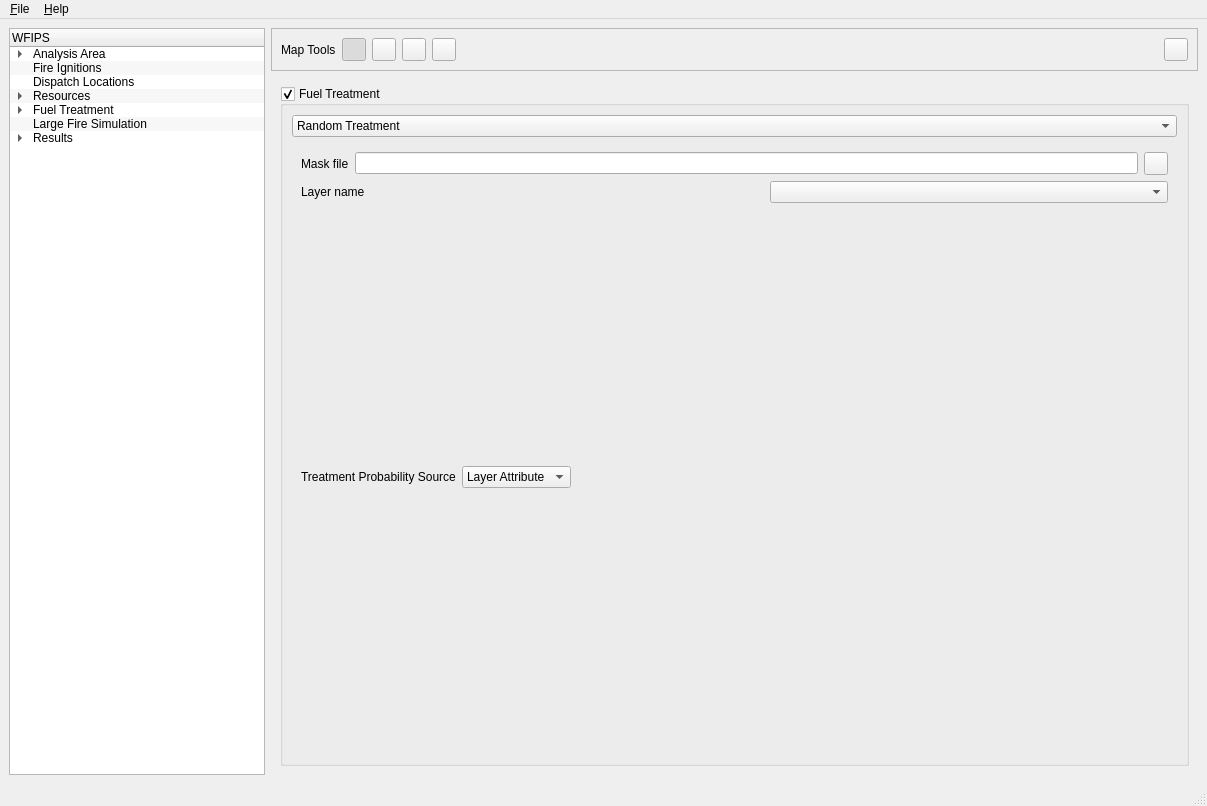
Before: the Qt Designer form irs/src/gui/wfipsmainwindow.ui in firelab/wfips, drawn with Qt 5.
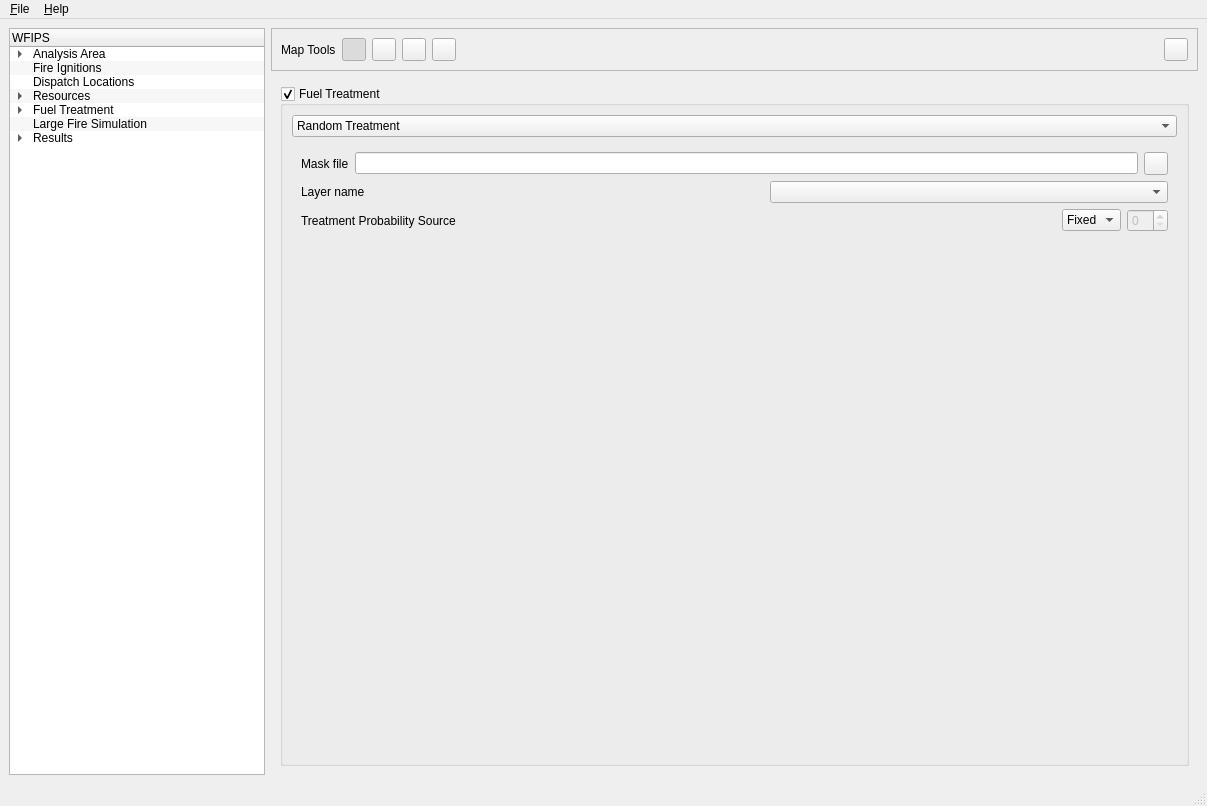
After: the same form once the commit is applied. The open tabs and pages were chosen to show the change.

Commit message: fix treatment selection

Patch:
```diff
--- a/irs/src/gui/wfipsmainwindow.ui
+++ b/irs/src/gui/wfipsmainwindow.ui
@@ -673,12 +673,20 @@
                     </widget>
                    </item>
                    <item>
-                    <widget class="QComboBox" name="comboBox_3">
-                     <item>
-                      <property name="text">
-                       <string>Layer Attribute</string>
-                      </property>
-                     </item>
+                    <spacer name="horizontalSpacer_7">
+                     <property name="orientation">
+                      <enum>Qt::Horizontal</enum>
+                     </property>
+                     <property name="sizeHint" stdset="0">
+                      <size>
+                       <width>40</width>
+                       <height>20</height>
+                      </size>
+                     </property>
+                    </spacer>
+                   </item>
+                   <item>
+                    <widget class="QComboBox" name="fuelTreatAttComboBox">
                      <item>
                       <property name="text">
                        <string>Fixed</string>
@@ -687,13 +695,27 @@
                     </widget>
                    </item>
                    <item>
-                    <widget class="QStackedWidget" name="stackedWidget_3">
-                     <widget class="QWidget" name="page_2"/>
-                     <widget class="QWidget" name="page_3"/>
+                    <widget class="QSpinBox" name="fuelTreatProbSpinBox">
+                     <property name="enabled">
+                      <bool>false</bool>
+                     </property>
                     </widget>
                    </item>
                   </layout>
                  </item>
+                 <item>
+                  <spacer name="verticalSpacer_5">
+                   <property name="orientation">
+                    <enum>Qt::Vertical</enum>
+                   </property>
+                   <property name="sizeHint" stdset="0">
+                    <size>
+                     <width>20</width>
+                     <height>40</height>
+                    </size>
+                   </property>
+                  </spacer>
+                 </item>
                 </layout>
                </widget>
               </widget>
```
Left out of the diff: 2 changed lines with no effect on the pictures.
